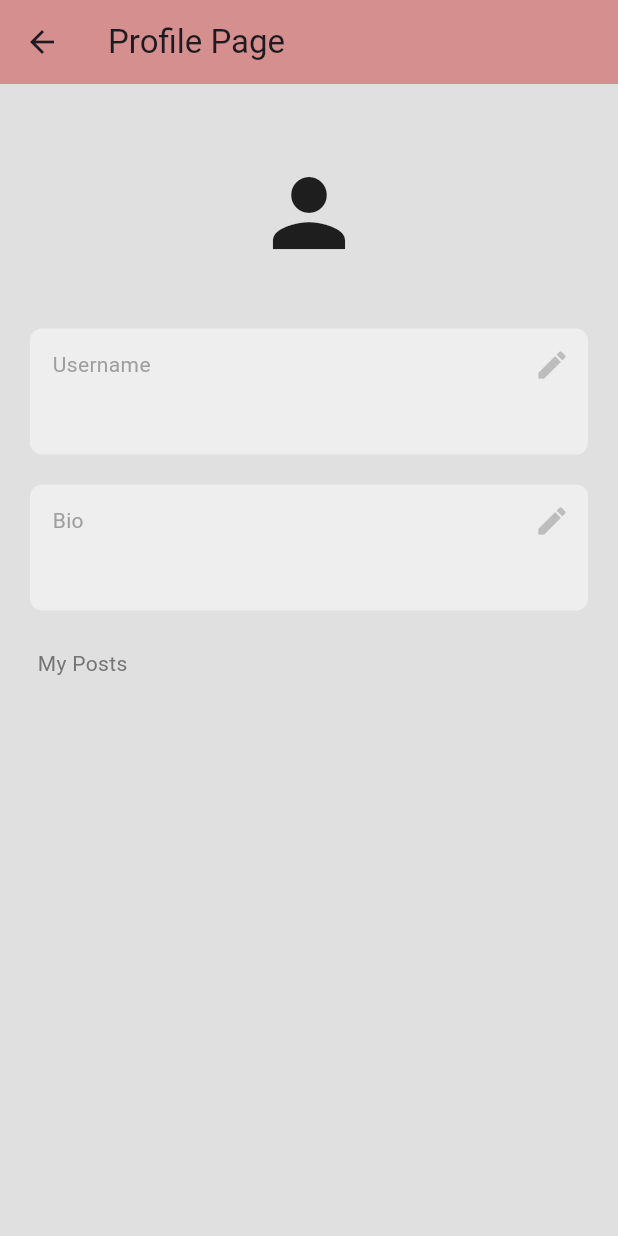
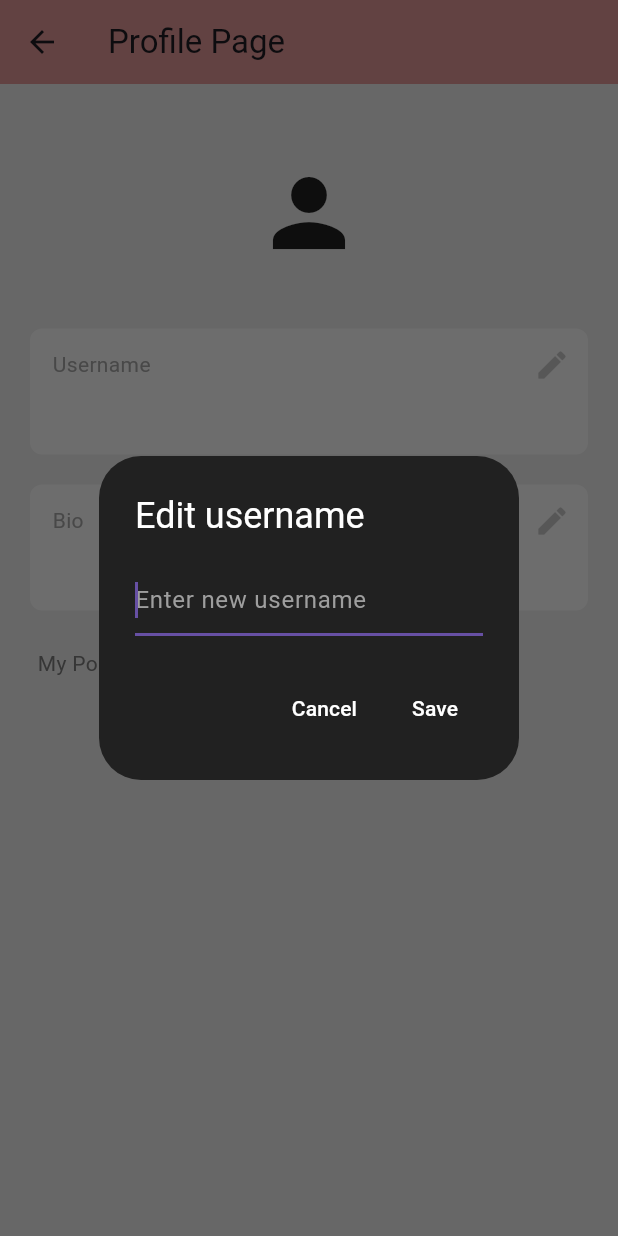
Before and after one commit to alumninetworkapp/Alumni_Net-App, a Flutter app: the ProfilePage screen opened by its route, after a tap on the "edit" icon, on a phone screen of 412 x 824 dp. Run offline on Flutter 3.47's test engine with Material 3 defaults, Android fonts, the phone set to English and light mode, and no system bars; our stand-ins replace cloud_firestore, firebase_auth, firebase_core; accounts and stored records are empty; network calls fail.

Commit message:
Added functionality to Profile page

```diff
--- a/lib/screens/profile_screen.dart
+++ b/lib/screens/profile_screen.dart
@@ -3,30 +3,78 @@ import 'package:demo_alumnet/components/text_box.dart';
 import 'package:firebase_auth/firebase_auth.dart';
 import 'package:flutter/material.dart';
 
-class ProfilePage extends StatelessWidget {
+class ProfilePage extends StatefulWidget {
   ProfilePage({super.key});
 
-//   @override
-//   Widget build(BuildContext context) {
-//     return Scaffold(
-//       appBar: AppBar(
-//         backgroundColor: Color.fromARGB(255, 120, 30, 238),
-//         title: Text(
-//           'P R O F I L E',
-//           style: TextStyle(
-//             fontWeight: FontWeight.bold,
-//             color: Colors.white,
-//           ),
-//         ),
-//       ),
-//     );
-//   }
-// }
+  @override
+  State<ProfilePage> createState() => _ProfilePageState();
+}
 
+class _ProfilePageState extends State<ProfilePage> {
   final currentUser = FirebaseAuth.instance.currentUser!;
 
+  final userCollection = FirebaseFirestore.instance.collection("users");
+
   // edit field
-  Future<void> editField(String field) async {}
+  // Future<void> editField(String field) async {
+  //   String newValue = "";
+
+  //   await showDialog(
+  //     context: context,
+  //     builder: (context) => AlertDialog(
+  //       title: Text("Edit " + $field),
+  //     ),
+  //   );
+  // }
+
+  Future<void> editField(String field) async {
+    String newValue = "";
+    await showDialog(
+      context: context,
+      builder: (context) => AlertDialog(
+        backgroundColor: Colors.grey[900],
+        title: Text(
+          "Edit $field",
+          style: const TextStyle(color: Colors.white),
+        ), // Text
+        content: TextField(
+          autofocus: true,
+          style: TextStyle(color: Colors.white),
+          decoration: InputDecoration(
+            hintText: "Enter new $field",
+            hintStyle: TextStyle(color: Colors.grey),
+          ),
+          onChanged: (value) {
+            newValue = value;
+          },
+        ),
+
+        actions: [
+          // cancel button
+          TextButton(
+            child: Text(
+              'Cancel',
+              style: TextStyle(color: Colors.white),
+            ),
+            // Text
+            onPressed: () => Navigator.pop(context),
+          ), // TextButton
+          // save button
+          TextButton(
+            child: Text(
+              'Save',
+              style: TextStyle(color: Colors.white),
+            ), // Text
+            onPressed: () => Navigator.of(context).pop(newValue),
+          ), // TextButton
+        ],
+      ),
+    );
+
+    if (newValue.isNotEmpty) {
+      await userCollection.doc(currentUser.uid).update({field: newValue});
+    }
+  }
 
   @override
   Widget build(BuildContext context) {
@@ -83,7 +131,7 @@ class ProfilePage extends StatelessWidget {
               // bio
 
               MyTextbox(
-                text: userData['username'],
+                text: userData['bio'],
                 sectionName: "Bio",
                 onPressed: () => editField("bio"),
               ),
--- a/lib/screens/signup_screen.dart
+++ b/lib/screens/signup_screen.dart
@@ -20,6 +20,7 @@ class _RegisterPageState extends State<RegisterPage> {
   final emailController = TextEditingController();
   final passwordController = TextEditingController();
   final confirmPasswordController = TextEditingController();
+  final bioController = TextEditingController();
 
   // sign up user
   Future<void> signUp() async {
@@ -43,8 +44,8 @@ class _RegisterPageState extends State<RegisterPage> {
     final authService = Provider.of<AuthService>(context, listen: false);
 
     try {
-      await authService.signUpWithEmailAndPassword(
-          emailController.text, passwordController.text, nameController.text);
+      await authService.signUpWithEmailAndPassword(emailController.text,
+          passwordController.text, nameController.text, bioController.text);
 
       // create user credentials
     } catch (e) {
@@ -67,6 +68,7 @@ class _RegisterPageState extends State<RegisterPage> {
           .set({
         'email': userCredential.user!.email,
         'username': nameController.text,
+        'bio': "Enter your Bio",
       });
     }
   }
--- a/lib/services/auth/auth_service.dart
+++ b/lib/services/auth/auth_service.dart
@@ -28,7 +28,7 @@ class AuthService extends ChangeNotifier {
 
   //create a new user
   Future<UserCredential> signUpWithEmailAndPassword(
-      String email, String password, String name) async {
+      String email, String password, String name, String bio,) async {
     try {
       // trying sign up
       UserCredential? userCredential = await _firebaseAuth
@@ -40,6 +40,7 @@ class AuthService extends ChangeNotifier {
         'uid': userCredential.user!.uid,
         'email': email,
         'username': name,
+        'bio' : bio,
       });
 
       return userCredential;
```
